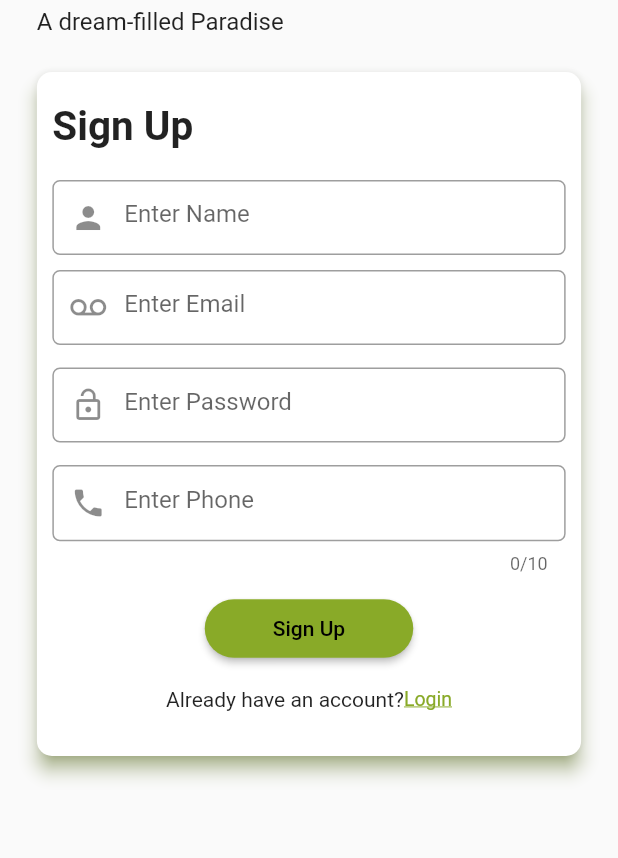
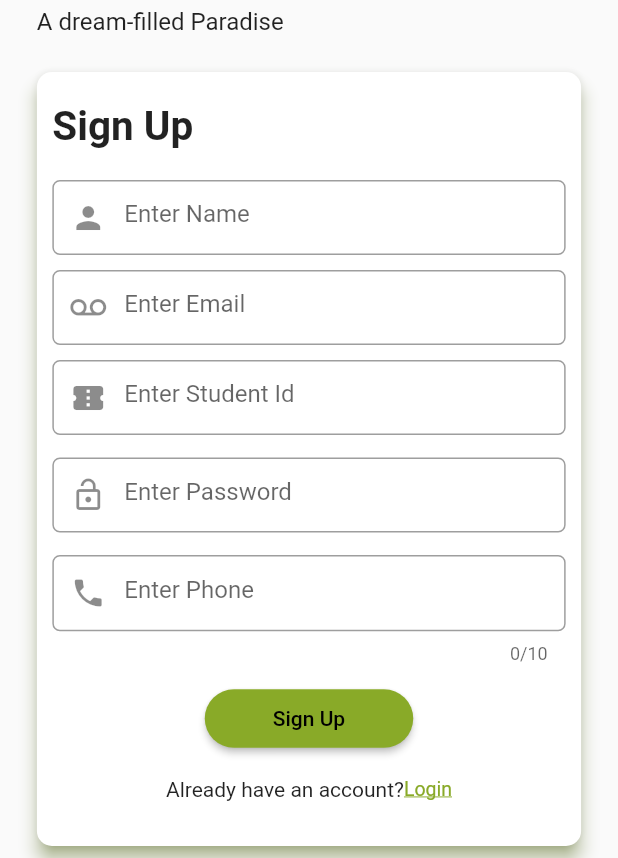
Before and after one commit to MuaviyaImran/library_management_mobile_app, a Flutter app: the SignUpPage screen opened directly, on a phone screen of 412 x 824 dp, the part 378-1236 px from its top. Run offline on Flutter 3.47's test engine with Material 2 defaults, Android fonts, the phone set to English and light mode, and no system bars; our stand-ins replace cached_network_image, cloud_firestore, firebase_auth, firebase_core, image_picker, shared_preferences; accounts and stored records are empty.

Commit message:
Added StudentId on registration

```diff
--- a/lib/Commons/signup_page.dart
+++ b/lib/Commons/signup_page.dart
@@ -15,6 +15,7 @@
 TextEditingController emailController = TextEditingController();
 TextEditingController passwordController = TextEditingController();
 TextEditingController phoneController = TextEditingController();
+TextEditingController studentId = TextEditingController();
 
 class SignUpPage extends StatefulWidget {
   SignUpPage({Key? key}) : super(key: key) {}
@@ -100,6 +101,25 @@
               },
             ),
           ),
+          // studendID
+          SizedBox(
+            height: 10,
+          ),
+          Container(
+            height: 50,
+            child: TextFormField(
+              controller: studentId,
+              keyboardType: TextInputType.text,
+              decoration: textFieldDecorationWithIcon(
+                  hint: "Enter Student Id", icon: Icons.confirmation_number),
+              validator: (arg) {
+                if (arg != null) {
+                  MyFormValidator.validateStudentId(studentId: arg);
+                }
+                return null;
+              },
+            ),
+          ),
           SizedBox(
             height: 15,
           ),
@@ -158,13 +178,15 @@
                       email: emailController.text,
                       name: nameController.text,
                       password: passwordController.text,
-                      phone: phoneController.text);
+                      phone: phoneController.text,
+                      studentId: studentId.text);
 
                   showSnackBarMsg(context, msg);
                   emailController.text = "";
                   nameController.text = "";
                   passwordController.text = "";
                   phoneController.text = "";
+                  studentId.text = "";
                 },
                 textColor: Colors.black,
                 child: Text("Sign Up"),
--- a/lib/firebase/auth.dart
+++ b/lib/firebase/auth.dart
@@ -24,7 +24,8 @@
     required String email,
     required String name,
     required String password,
-    required String phone}) async {
+    required String phone,
+    required String studentId}) async {
   CustomProgressIndicatorDialog(context: context);
   String response = "";
   try {
@@ -40,6 +41,7 @@
           "createdOn": DateTime.now(),
           "uid": user.uid,
           "phone": phone,
+          "studentId": studentId.toUpperCase(),
           "Books_Issued": 0,
           "fine": 0,
           "profileUrl":
```
Also changed, not shown: lib/utils/form_validation_controller.dart (+8 -0 lines).
